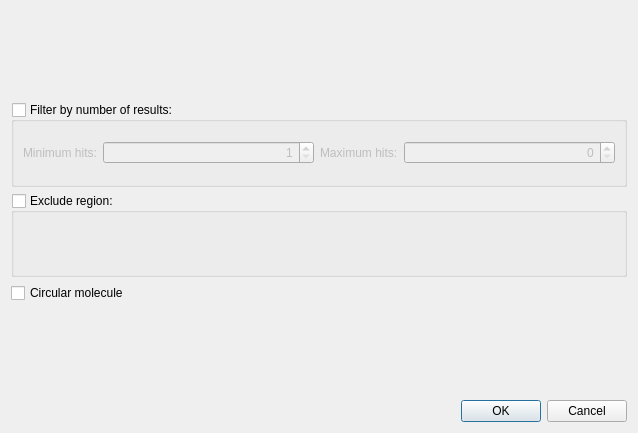
Old version of the form src/plugins/enzymes/src/ui/FindEnzymesDialog.ui in the repository violethaze74/ugene.
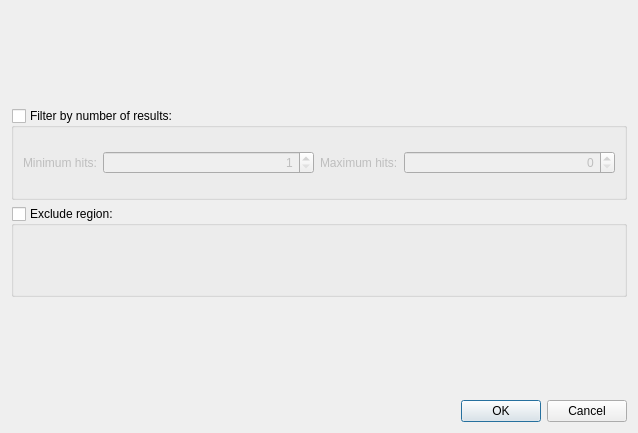
New version of the form.

Commit message: UGENE-3155 fix: connection between circular mark and auto-annotations

The edit to the form file:
```diff
--- a/src/plugins/enzymes/src/ui/FindEnzymesDialog.ui
+++ b/src/plugins/enzymes/src/ui/FindEnzymesDialog.ui
@@ -133,13 +133,6 @@
      </layout>
     </widget>
    </item>
-   <item>
-    <widget class="QCheckBox" name="circularButton">
-     <property name="text">
-      <string>Circular molecule</string>
-     </property>
-    </widget>
-   </item>
    <item>
     <layout class="QHBoxLayout" name="horizontalLayout_3">
      <item>
```
The commit also changes 5 other files.
